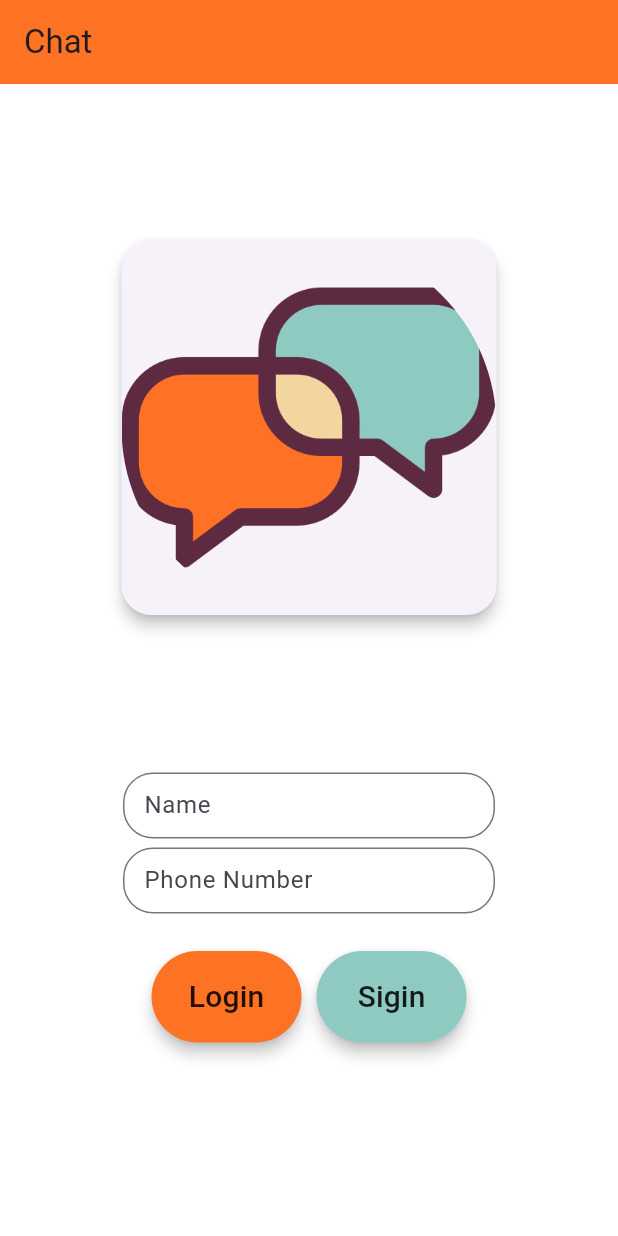
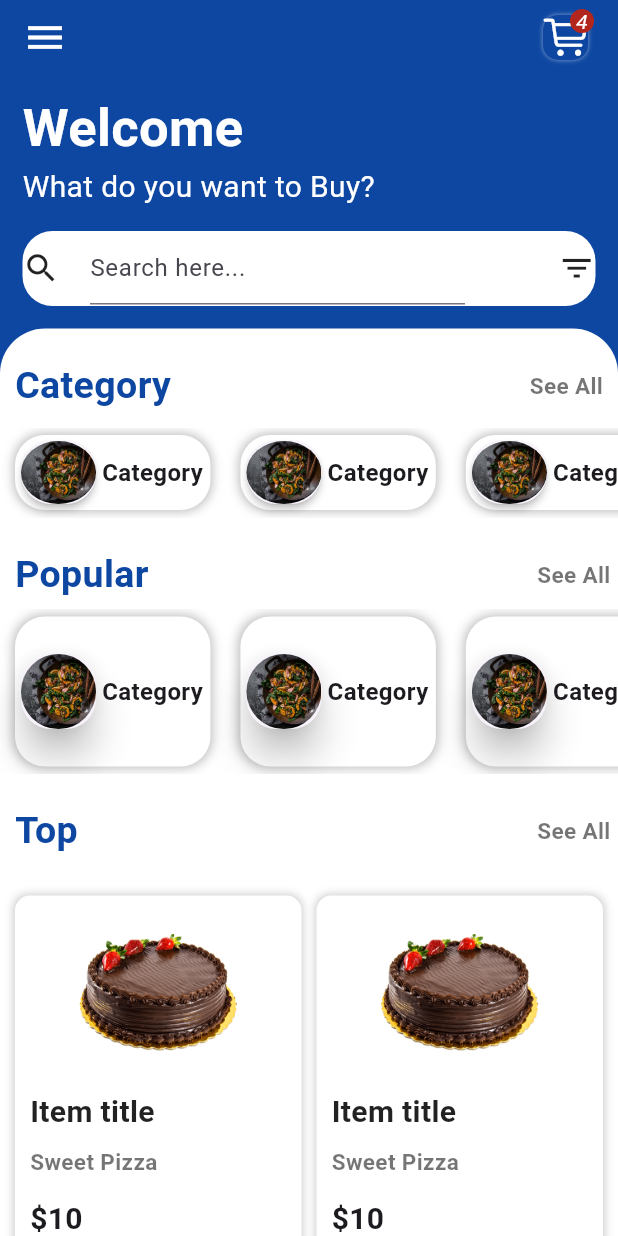
Before and after one commit to qotibaeiad/bring, a Flutter app: the screen it shows after launch, on a phone screen of 412 x 824 dp. Run offline on Flutter 3.47's test engine with Material 3 defaults, Android fonts, the phone set to English and light mode, and no system bars; our stand-ins replace socket_io_client; accounts and stored records are empty; network calls fail.

Commit message:
create first screen UI with category and top item and more

```diff
--- a/lib/main.dart
+++ b/lib/main.dart
@@ -1,3 +1,4 @@
+import 'package:bring/screen/splashscreen.dart';
 import 'package:flutter/material.dart';
 import 'server/socketserver.dart';
 import 'screen/homescreen.dart';
@@ -56,11 +57,7 @@ class _MyHomePageState extends State<MyHomePage> {
   Widget build(BuildContext context) {
     return Scaffold(
       backgroundColor: Colors.white,
-      appBar: AppBar(
-        title: Text('Chat'),
-        backgroundColor: Color.fromRGBO(254, 114, 36, 1),
-      ),
-      body: homescreen(),
+      body: SplashScreen(),
     );
   }
 }
--- /dev/null
+++ b/lib/screen/splashscreen.dart
@@ -0,0 +1,135 @@
+import 'package:bring/widget/CategoriesWidget.dart';
+import 'package:bring/widget/ItemWidget.dart';
+import 'package:bring/widget/Popular_Widget.dart';
+import 'package:flutter/cupertino.dart';
+import 'package:flutter/material.dart';
+
+class SplashScreen extends StatelessWidget {
+  const SplashScreen({Key? key}) : super(key: key);
+
+  @override
+  Widget build(BuildContext context) {
+    return Scaffold(
+      backgroundColor: Colors.blue[900],
+      body: SafeArea(
+        child: SingleChildScrollView(
+          child: Column(
+            children: [
+              Container(
+                padding: EdgeInsets.only(right: 20, left: 15, top: 10),
+                child: Row(
+                  mainAxisAlignment: MainAxisAlignment.spaceBetween,
+                  children: [
+                    Icon(
+                      Icons.menu,
+                      color: Colors.white,
+                      size: 30,
+                    ),
+                    Container(
+                      decoration: BoxDecoration(
+                        color: Colors.blue[900],
+                        borderRadius: BorderRadius.circular(10),
+                        boxShadow: [
+                          BoxShadow(
+                              color: Colors.white.withOpacity(0.5),
+                              blurRadius: 2),
+                        ],
+                      ),
+                      child: Badge.count(
+                        count: 4,
+                        textStyle: TextStyle(
+                          color: Colors.white,
+                          fontStyle: FontStyle.italic,
+                        ),
+                        child: InkWell(
+                          onTap: () {},
+                          child: Icon(
+                            CupertinoIcons.cart,
+                            size: 30,
+                            color: Colors.white,
+                          ),
+                        ),
+                      ),
+                    ),
+                  ],
+                ),
+              ),
+              SizedBox(
+                height: 20,
+              ),
+              Container(
+                alignment: Alignment.topLeft,
+                padding: EdgeInsets.symmetric(horizontal: 15),
+                child: Column(
+                  crossAxisAlignment: CrossAxisAlignment.start,
+                  children: [
+                    Text(
+                      "Welcome",
+                      style: TextStyle(
+                          fontSize: 35,
+                          color: Colors.white,
+                          fontWeight: FontWeight.bold),
+                    ),
+                    Text(
+                      'What do you want to Buy?',
+                      style: TextStyle(color: Colors.white, fontSize: 20),
+                    ),
+                  ],
+                ),
+              ),
+              //Search Widget
+              Container(
+                margin: EdgeInsets.all(15),
+                //padding: EdgeInsets.a,
+                height: 50,
+                decoration: BoxDecoration(
+                  color: Colors.white,
+                  borderRadius: BorderRadius.circular(20),
+                ),
+                child: Row(
+                  children: [
+                    Icon(
+                      Icons.search,
+                      size: 25,
+                    ),
+                    Container(
+                      margin: EdgeInsets.only(left: 20),
+                      width: 250,
+                      child: TextFormField(
+                        decoration: InputDecoration(hintText: 'Search here...'),
+                      ),
+                    ),
+                    Spacer(),
+                    Icon(
+                      Icons.filter_list,
+                      size: 25,
+                    ),
+                  ],
+                ),
+              ),
+              // Products Widgets
+              Container(
+                padding: EdgeInsets.only(top: 20),
+                decoration: BoxDecoration(
+                  color: Colors.white,
+                  borderRadius: BorderRadius.only(
+                    topLeft: Radius.circular(30),
+                    topRight: Radius.circular(30),
+                  ),
+                ),
+                child: Column(
+                  crossAxisAlignment: CrossAxisAlignment.start,
+                  children: [
+                    CategoriesWidget(),
+                    PopularWidget(),
+                    ItemWidget(),
+                  ],
+                ),
+              ),
+            ],
+          ),
+        ),
+      ),
+    );
+  }
+}
--- /dev/null
+++ b/lib/widget/CategoriesWidget.dart
@@ -0,0 +1,83 @@
+import 'package:bring/widget/custom_Container.dart';
+import 'package:flutter/material.dart';
+
+class CategoriesWidget extends StatelessWidget {
+  const CategoriesWidget({super.key});
+
+  @override
+  Widget build(BuildContext context) {
+    return Column(
+      children: [
+        Padding(
+          padding: EdgeInsets.only(left: 10, right: 10, bottom: 10),
+          child: Row(
+            mainAxisAlignment: MainAxisAlignment.spaceBetween,
+            children: [
+              Text(
+                'Category',
+                style: TextStyle(
+                    fontSize: 25,
+                    fontWeight: FontWeight.bold,
+                    color: Colors.blue[900]),
+              ),
+              Text(
+                'See All',
+                style: TextStyle(
+                  fontSize: 15,
+                  fontWeight: FontWeight.bold,
+                  color: Colors.black54,
+                ),
+              )
+            ],
+          ),
+        ),
+        SingleChildScrollView(
+          scrollDirection: Axis.horizontal,
+          child: Row(
+            //mainAxisAlignment: MainAxisAlignment.start,
+            children: [
+              for (int i = 0; i < 8; i++)
+                Container(
+                  margin: EdgeInsets.symmetric(horizontal: 10, vertical: 5),
+                  height: 50,
+                  decoration: BoxDecoration(
+                      borderRadius: BorderRadius.circular(20),
+                      color: Colors.white,
+                      boxShadow: [
+                        BoxShadow(
+                            color: Colors.grey.withOpacity(0.7),
+                            spreadRadius: 1,
+                            blurRadius: 5),
+                      ]),
+                  child: Row(
+                    children: [
+                      Padding(
+                        padding: EdgeInsets.all(0),
+                        child: customContainer(
+                          path: 'images/logo1.jpg',
+                          radius: 20,
+                          elevation: 2,
+                          width: 50,
+                          height: 50,
+                        ),
+                      ),
+                      Padding(
+                        padding: EdgeInsets.only(right: 5),
+                        child: Text(
+                          'Category',
+                          style: TextStyle(
+                            fontSize: 16,
+                            fontWeight: FontWeight.bold,
+                          ),
+                        ),
+                      )
+                    ],
+                  ),
+                ),
+            ],
+          ),
+        ),
+      ],
+    );
+  }
+}
--- /dev/null
+++ b/lib/widget/ItemWidget.dart
@@ -0,0 +1,119 @@
+import 'package:flutter/material.dart';
+
+class ItemWidget extends StatelessWidget {
+  const ItemWidget({super.key});
+
+  @override
+  Widget build(BuildContext context) {
+    return Column(
+      children: [
+        Padding(
+          padding: EdgeInsets.only(left: 10, right: 5, bottom: 5, top: 20),
+          child: Row(
+            mainAxisAlignment: MainAxisAlignment.spaceBetween,
+            children: [
+              Text(
+                'Top',
+                style: TextStyle(
+                    fontSize: 25,
+                    fontWeight: FontWeight.bold,
+                    color: Colors.blue[900]),
+              ),
+              Text(
+                'See All',
+                style: TextStyle(
+                  fontSize: 15,
+                  fontWeight: FontWeight.bold,
+                  color: Colors.black54,
+                ),
+              )
+            ],
+          ),
+        ),
+        GridView.count(
+          padding: EdgeInsets.symmetric(vertical: 20, horizontal: 10),
+          crossAxisSpacing: 10,
+          mainAxisSpacing: 10,
+          physics: NeverScrollableScrollPhysics(),
+          crossAxisCount: 2,
+          childAspectRatio: 0.8,
+          shrinkWrap: true,
+          children: [
+            for (int i = 0; i < 8; i++)
+              Container(
+                padding: EdgeInsets.symmetric(horizontal: 10),
+                decoration: BoxDecoration(
+                  color: Colors.white,
+                  borderRadius: BorderRadius.circular(10),
+                  boxShadow: [
+                    BoxShadow(
+                      color: Colors.grey.withOpacity(0.5),
+                      spreadRadius: 1,
+                      blurRadius: 4,
+                    ),
+                  ],
+                ),
+                child: Column(
+                  children: [
+                    InkWell(
+                      onTap: () {},
+                      child: Container(
+                        margin: EdgeInsets.all(10),
+                        child: Image.asset(
+                          'images/3.png',
+                          height: 110,
+                          width: 110,
+                        ),
+                      ),
+                    ),
+                    Padding(
+                      padding: EdgeInsets.only(bottom: 8),
+                      child: Container(
+                        alignment: Alignment.centerLeft,
+                        child: Text(
+                          'Item title',
+                          style: TextStyle(
+                            fontSize: 20,
+                            fontWeight: FontWeight.bold,
+                            color: Colors.black87,
+                          ),
+                        ),
+                      ),
+                    ),
+                    Padding(
+                      padding: EdgeInsets.only(bottom: 8),
+                      child: Container(
+                        alignment: Alignment.centerLeft,
+                        child: Text(
+                          'Sweet Pizza',
+                          style: TextStyle(
+                            fontSize: 15,
+                            fontWeight: FontWeight.bold,
+                            color: Colors.black54,
+                          ),
+                        ),
+                      ),
+                    ),
+                    Padding(
+                      padding: EdgeInsets.symmetric(vertical: 5),
+                      child: Row(
+                        children: [
+                          Text(
+                            "\$10",
+                            style: TextStyle(
+                              fontSize: 20,
+                              fontWeight: FontWeight.bold,
+                            ),
+                          )
+                        ],
+                      ),
+                    ),
+                  ],
+                ),
+              ),
+          ],
+        ),
+      ],
+    );
+  }
+}
--- /dev/null
+++ b/lib/widget/Popular_Widget.dart
@@ -0,0 +1,83 @@
+import 'package:bring/widget/custom_Container.dart';
+import 'package:flutter/material.dart';
+
+class PopularWidget extends StatelessWidget {
+  const PopularWidget({super.key});
+
+  @override
+  Widget build(BuildContext context) {
+    return Column(
+      children: [
+        Padding(
+          padding: EdgeInsets.only(left: 10, right: 5, bottom: 5, top: 20),
+          child: Row(
+            mainAxisAlignment: MainAxisAlignment.spaceBetween,
+            children: [
+              Text(
+                'Popular',
+                style: TextStyle(
+                    fontSize: 25,
+                    fontWeight: FontWeight.bold,
+                    color: Colors.blue[900]),
+              ),
+              Text(
+                'See All',
+                style: TextStyle(
+                  fontSize: 15,
+                  fontWeight: FontWeight.bold,
+                  color: Colors.black54,
+                ),
+              )
+            ],
+          ),
+        ),
+        SingleChildScrollView(
+          scrollDirection: Axis.horizontal,
+          child: Row(
+            //mainAxisAlignment: MainAxisAlignment.start,
+            children: [
+              for (int i = 0; i < 8; i++)
+                Container(
+                  margin: EdgeInsets.symmetric(horizontal: 10, vertical: 5),
+                  height: 100,
+                  decoration: BoxDecoration(
+                      borderRadius: BorderRadius.circular(20),
+                      color: Colors.white,
+                      boxShadow: [
+                        BoxShadow(
+                            color: Colors.grey.withOpacity(0.7),
+                            spreadRadius: 1,
+                            blurRadius: 6),
+                      ]),
+                  child: Row(
+                    children: [
+                      Padding(
+                        padding: EdgeInsets.all(0),
+                        child: customContainer(
+                          path: 'images/logo1.jpg',
+                          radius: 20,
+                          elevation: 10,
+                          width: 50,
+                          height: 50,
+                        ),
+                      ),
+                      Padding(
+                        padding: EdgeInsets.only(right: 5),
+                        child: Text(
+                          'Category',
+                          style: TextStyle(
+                            fontSize: 16,
+                            fontWeight: FontWeight.bold,
+                          ),
+                        ),
+                      )
+                    ],
+                  ),
+                ),
+            ],
+          ),
+        ),
+      ],
+    );
+  }
+}
--- /dev/null
+++ b/lib/widget/Resturant_appbar.dart
@@ -0,0 +1,50 @@
+import 'package:flutter/material.dart';
+
+class Resturantappbar extends StatelessWidget {
+  const Resturantappbar({
+    super.key,
+  });
+
+  @override
+  Widget build(BuildContext context) {
+    return SliverAppBar(
+      expandedHeight: 250,
+      flexibleSpace: FlexibleSpaceBar(
+        background: Image.asset(
+          'images/logo1.jpg',
+          fit: BoxFit.cover,
+        ),
+      ),
+      leading: Padding(
+        padding: const EdgeInsets.all(8.0),
+        child: CircleAvatar(
+          backgroundColor: Colors.white,
+          child: Icon(
+            Icons.arrow_back,
+            color: Colors.black54, // You can set the color
+          ),
+        ),
+      ),
+      actions: [
+        CircleAvatar(
+          backgroundColor: Colors.white,
+          child: Icon(
+            Icons.favorite,
+            color: Colors.black54, // You can set the color
+          ),
+        ),
+        Padding(
+          padding: const EdgeInsets.all(8.0),
+          child: CircleAvatar(
+            backgroundColor: Colors.white,
+            child: Icon(
+              Icons.ios_share_sharp,
+              color:
+                  const Color.fromARGB(137, 12, 1, 1), // You can set the color
+            ),
+          ),
+        ),
+      ],
+    );
+  }
+}
--- a/pubspec.yaml
+++ b/pubspec.yaml
@@ -36,6 +36,7 @@ dependencies:
   # Use with the CupertinoIcons class for iOS style icons.
   cupertino_icons: ^1.0.2
   socket_io_client: ^2.0.3+1
+  badges: ^3.1.2
 
 dev_dependencies:
   flutter_test:
```
Also changed, not shown: images/3.png (added), images/4.png (added), images/5.png (added), images/6.png (added), images/7.png (added), images/logo1.jpg (added), pubspec.lock.
